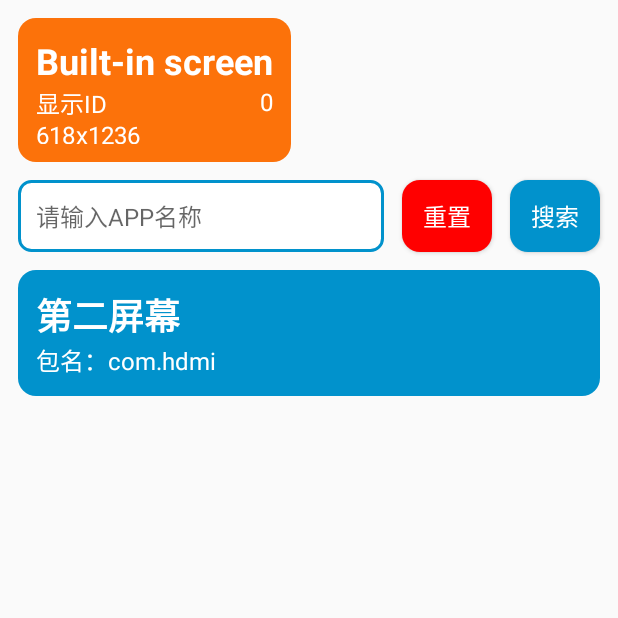
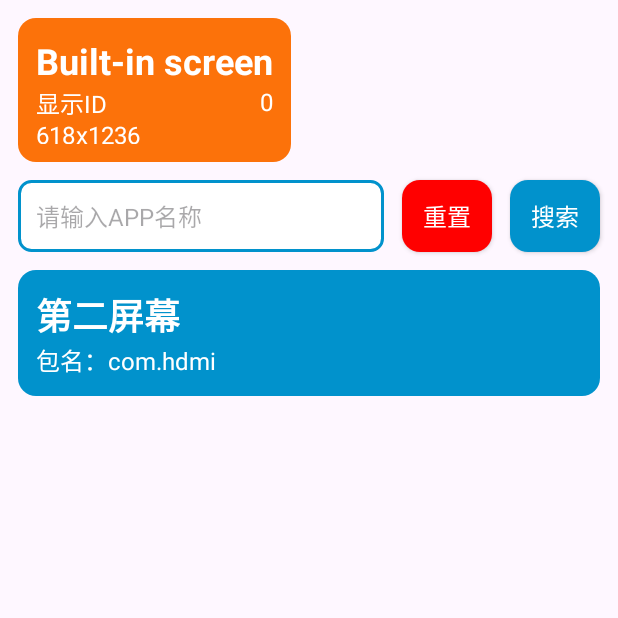
Before and after one commit to zb2947244682/SecondScreen, an Android app: the screen it shows after launch (MainActivity), on a phone screen of 412 x 824 dp, the top half of it. Run offline under Robolectric (Android 15) with nearby library versions, the phone set to English and light mode, and no system bars.

Commit message:
可以用MD了

```diff
--- a/app/src/main/java/com/hdmi/WakeActivity.kt
+++ b/app/src/main/java/com/hdmi/WakeActivity.kt
@@ -8,6 +8,8 @@ import android.os.Bundle
 class WakeActivity : Activity() {
     override fun onCreate(savedInstanceState: Bundle?) {
         super.onCreate(savedInstanceState)
+
+//        setContentView(R.layout.activity_wake)
         if (GlobalUtils.packageName != "" && GlobalUtils.displayId >= 0) {
             AppUtils.launchApp(this, GlobalUtils.packageName, GlobalUtils.displayId)
             moveTaskToBack(true)
--- a/app/src/main/res/values/themes.xml
+++ b/app/src/main/res/values/themes.xml
@@ -1,5 +1,8 @@
 <?xml version="1.0" encoding="utf-8"?>
 <resources>
-
-    <style name="Theme.HDMI" parent="android:Theme.Material.Light.NoActionBar" />
+    <style name="Base.Theme.HDMI" parent="Theme.Material3.DayNight.NoActionBar">
+        <!-- Customize your light theme here. -->
+        <!-- <item name="colorPrimary">@color/my_light_primary</item> -->
+    </style>
+    <style name="Theme.HDMI" parent="Base.Theme.HDMI" />
 </resources>
```
Also changed, not shown: app/src/main/res/layout/activity_wake.xml (added, +15 -0 lines).
